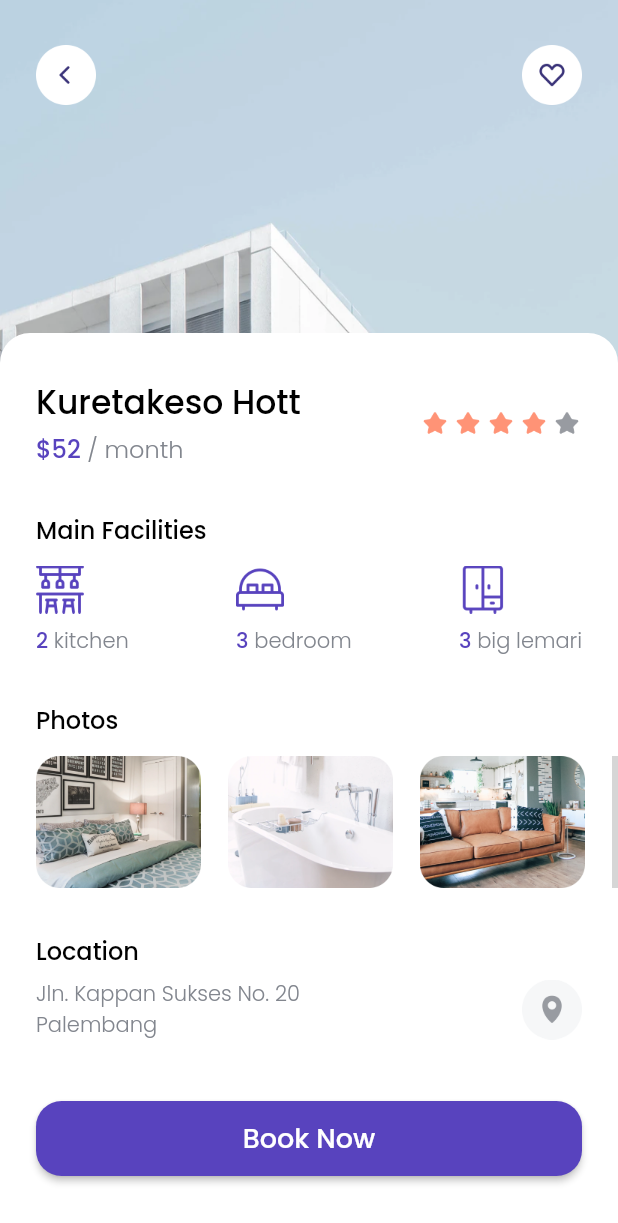
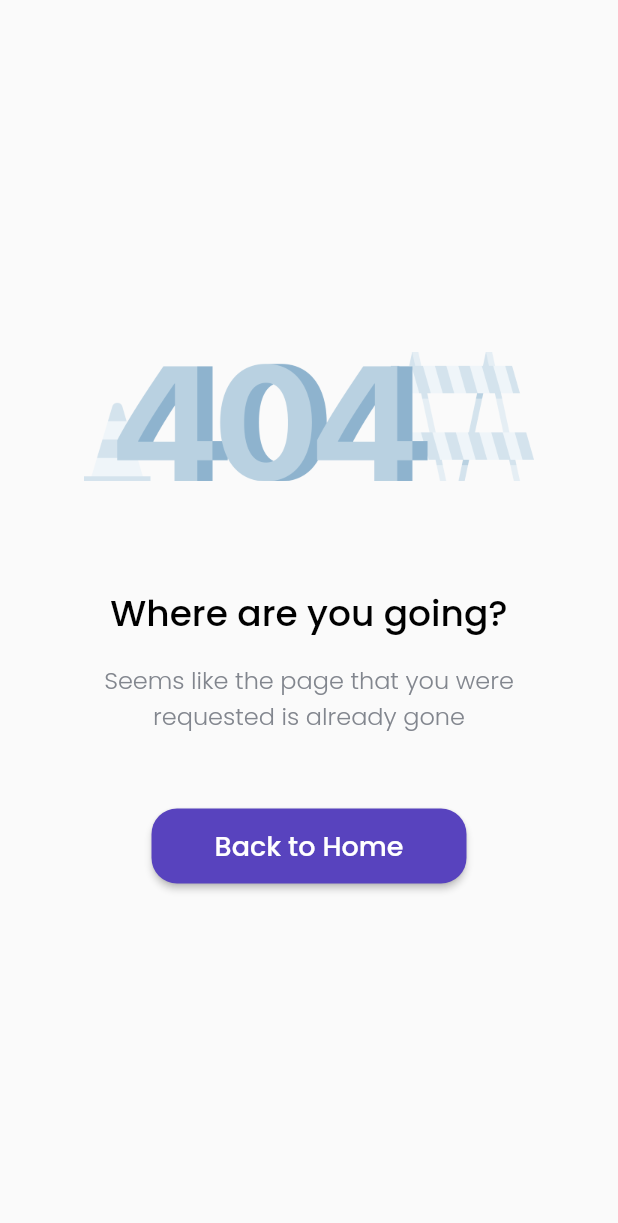
Before and after one commit to AlvinSanudharma/cozy_new, a Flutter app: the DetailPage screen opened directly, scrolled down 106 dp, after a tap on "Book Now", on a phone screen of 412 x 824 dp. Shown: the top 1223 px of the screen. Run offline on Flutter 3.47's test engine with Material 2 defaults, Android fonts, the phone set to English and light mode, and no system bars; our stand-ins replace google_fonts; grey boxes are pictures that could not be loaded.

Commit message:
Error Page

```diff
--- a/lib/pages/detail_page.dart
+++ b/lib/pages/detail_page.dart
@@ -2,6 +2,7 @@ import 'package:cozy_new/widgets/facility_item.dart';
 import 'package:flutter/material.dart';
 import 'package:url_launcher/url_launcher.dart';
 import 'package:cozy_new/theme.dart';
+import 'package:cozy_new/pages/error_page.dart';
 
 class DetailPage extends StatelessWidget {
   const DetailPage({Key? key}) : super(key: key);
@@ -9,7 +10,12 @@ class DetailPage extends StatelessWidget {
   @override
   Widget build(BuildContext context) {
     urlLauncher(url) async {
-      if (!await launchUrl(url)) throw 'Could not launch $url';
+      if (await canLaunchUrl(url)) {
+        launchUrl(url);
+      } else {
+        Navigator.push(
+            context, MaterialPageRoute(builder: (context) => ErrorPage()));
+      }
     }
 
     return Scaffold(
@@ -227,8 +233,7 @@ class DetailPage extends StatelessWidget {
                           ),
                           InkWell(
                             onTap: (() {
-                              urlLauncher(
-                                  Uri.parse('https://www.google.co.id/'));
+                              urlLauncher(Uri.parse('https://flutter.dev/'));
                             }),
                             child: Image.asset(
                               'assets/btn_map.png',
--- /dev/null
+++ b/lib/pages/error_page.dart
@@ -0,0 +1,61 @@
+import 'package:cozy_new/theme.dart';
+import 'package:flutter/material.dart';
+import 'package:cozy_new/pages/home_page.dart';
+
+class ErrorPage extends StatelessWidget {
+  const ErrorPage({Key? key}) : super(key: key);
+
+  @override
+  Widget build(BuildContext context) {
+    return Scaffold(
+        body: SafeArea(
+            child: Center(
+      child: Column(
+        mainAxisAlignment: MainAxisAlignment.center,
+        children: [
+          Image.asset(
+            'assets/error.png',
+            width: 300,
+          ),
+          SizedBox(
+            height: 70.05,
+          ),
+          Text(
+            'Where are you going?',
+            style: blackTextStyle.copyWith(fontSize: 24),
+          ),
+          SizedBox(
+            height: 14,
+          ),
+          Text(
+            'Seems like the page that you were\nrequested is already gone',
+            style: greyTextStyle.copyWith(fontSize: 16),
+            textAlign: TextAlign.center,
+          ),
+          SizedBox(
+            height: 50,
+          ),
+          Container(
+              width: 210,
+              height: 50,
+              child: ElevatedButton(
+                onPressed: (() {
+                  Navigator.pushAndRemoveUntil(
+                      context,
+                      MaterialPageRoute(builder: ((context) => HomePage())),
+                      (route) => false);
+                }),
+                style: ElevatedButton.styleFrom(
+                    primary: purpleColor,
+                    shape: RoundedRectangleBorder(
+                        borderRadius: BorderRadius.circular(17))),
+                child: Text(
+                  'Back to Home',
+                  style: whiteTextStyle.copyWith(fontSize: 18),
+                ),
+              )),
+        ],
+      ),
+    )));
+  }
+}
```
